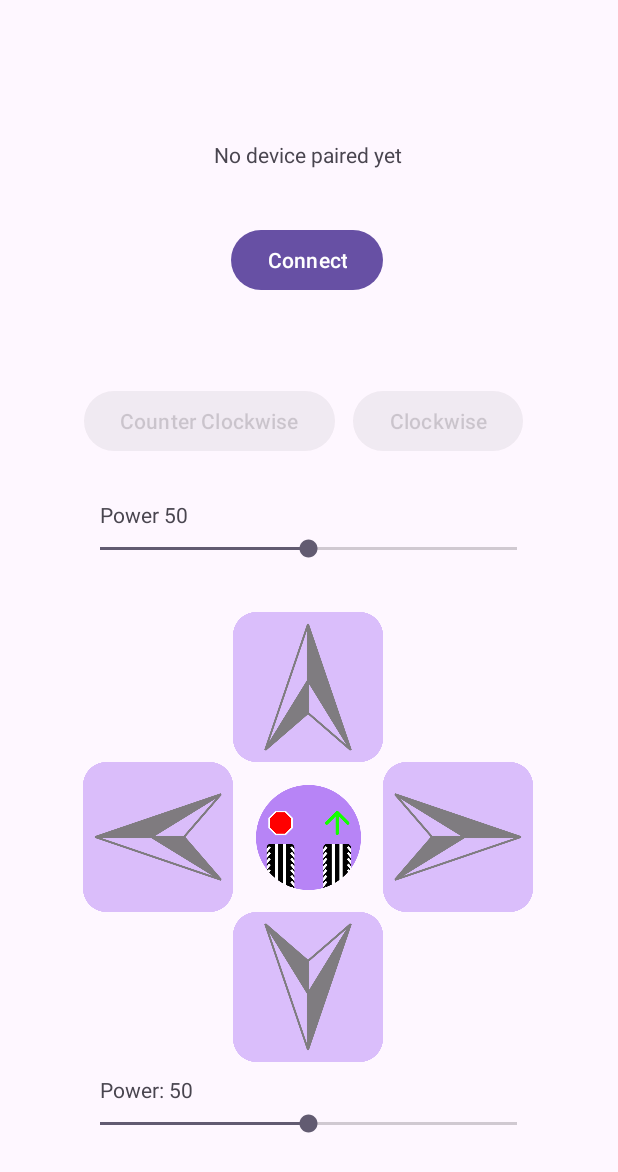
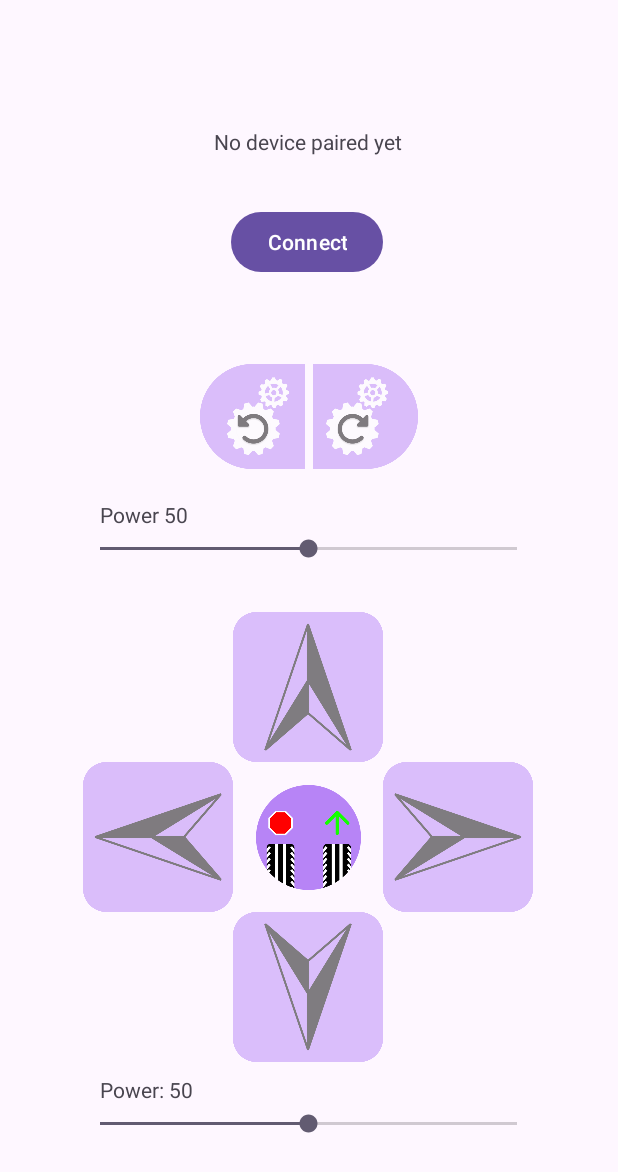
Before and after one commit to heliguy4599/ev3proj, an Android app: the screen it shows after launch (MainActivity), on a phone screen of 412 x 824 dp. Shown: the top 1172 px of the screen. Run offline under Robolectric (Android 15) with nearby library versions, the phone set to English and light mode, and no system bars.

Commit message:
Update to latest

```diff
--- a/app/src/main/java/com/example/ev3proj/MainActivity.java
+++ b/app/src/main/java/com/example/ev3proj/MainActivity.java
@@ -20,8 +20,6 @@ import android.widget.SeekBar;
 import android.widget.TextView;
 import android.widget.Toast;
 
-import org.w3c.dom.Text;
-
 import java.io.InputStream;
 import java.io.OutputStream;
 import java.util.Iterator;
@@ -42,15 +40,15 @@ public class MainActivity extends AppCompatActivity {
 
     TextView statusText;
     boolean isConnected = false;
-    boolean pivotTurn = false;
+    boolean spinTurn = false;
     long lastDisconnect = 0;
     ImageButton rightButton;
     ImageButton leftButton;
     ImageButton forwardButton;
     ImageButton backwardButton;
     Button bluetooth_button;
-    Button clockwiseButton;
-    Button counterClockwiseButton;
+    ImageButton clockwiseButton;
+    ImageButton counterClockwiseButton;
     ImageButton turnTypeButton;
 
     public void connectStatusUpdater() {
@@ -100,7 +98,6 @@ public class MainActivity extends AppCompatActivity {
             private Handler mHandler;
             @Override
             public boolean onTouch(View v, MotionEvent event) {
-                statusText.setText("" + event.getAction());
                 switch (event.getAction()) {
                     case MotionEvent.ACTION_DOWN:
                         if (mHandler != null) return true;
@@ -138,7 +135,6 @@ public class MainActivity extends AppCompatActivity {
             private Handler mHandler;
             @Override
             public boolean onTouch(View v, MotionEvent event) {
-                statusText.setText("" + event.getAction());
                 switch (event.getAction()) {
                     case MotionEvent.ACTION_DOWN:
                         if (mHandler != null) return true;
@@ -187,8 +183,8 @@ public class MainActivity extends AppCompatActivity {
         leftButton = (ImageButton) findViewById(R.id.leftButton);
         forwardButton = (ImageButton) findViewById(R.id.forwardButton);
         backwardButton = (ImageButton) findViewById(R.id.backwardButton);
-        clockwiseButton = (Button) findViewById(R.id.clockwise);
-        counterClockwiseButton = (Button) findViewById(R.id.counterclockwise);
+        clockwiseButton = (ImageButton) findViewById(R.id.clockwise);
+        counterClockwiseButton = (ImageButton) findViewById(R.id.counterclockwise);
         turnTypeButton = (ImageButton) findViewById(R.id.turnTypeButton);
 
         connectStatusUpdater();
@@ -213,24 +209,22 @@ public class MainActivity extends AppCompatActivity {
 
         setButtonListenerMoveMotor(forwardButton, 0x06, powerSlider, 1);
         setButtonListenerMoveMotor(backwardButton, 0x06, powerSlider, -1);
-        setButtonListenerMoveMotor(leftButton, 0x02, powerSlider, 1);
-        setButtonListenerMoveMotor(rightButton, 0x04, powerSlider, 1);
+        setButtonListenerMoveMotor(leftButton, 0x04, powerSlider, 1);
+        setButtonListenerMoveMotor(rightButton, 0x02, powerSlider, 1);
         setButtonListenerMoveMotor(clockwiseButton, 0x01, rotationSlider, 1);
         setButtonListenerMoveMotor(counterClockwiseButton, 0x01, rotationSlider, -1);
 
         turnTypeButton.setOnClickListener(new View.OnClickListener(){
             @Override
             public void onClick(View v) {
-                if (pivotTurn) {
-                    // Switch to basic turn
-                    statusText.setText("iojhjsdghujiosdfghjk");
-                    pivotTurn = false;
-                    turnTypeButton.setBackground(ContextCompat.getDrawable(getApplicationContext(), R.drawable.basic_turn));
+                if (spinTurn) {
+                    // Switch to pivot turn
+                    spinTurn = false;
+                    turnTypeButton.setBackground(ContextCompat.getDrawable(getApplicationContext(), R.drawable.pivot_turn));
                 } else {
-                    // Switch to pivot turn
-                    pivotTurn = true;
-                    statusText.setText(":)");
-                    turnTypeButton.setBackground(ContextCompat.getDrawable(getApplicationContext(), R.drawable.pivot_turn));
+                    // Switch to spin turn
+                    spinTurn = true;
+                    turnTypeButton.setBackground(ContextCompat.getDrawable(getApplicationContext(), R.drawable.spin_turn));
                 }
             }
         });
--- a/app/src/main/res/layout/activity_main.xml
+++ b/app/src/main/res/layout/activity_main.xml
@@ -23,21 +23,12 @@
         android:layout_width="wrap_content"
         android:layout_height="wrap_content"
         android:text="Connect"
-        app:layout_constraintBottom_toTopOf="@+id/counterclockwise"
+        app:layout_constraintBottom_toTopOf="@+id/space"
         app:layout_constraintEnd_toEndOf="parent"
         app:layout_constraintHorizontal_bias="0.496"
         app:layout_constraintStart_toStartOf="parent"
         app:layout_constraintTop_toTopOf="parent"
-        app:layout_constraintVertical_bias="0.715" />
-
-    <Button
-        android:id="@+id/clockwise"
-        android:layout_width="wrap_content"
-        android:layout_height="wrap_content"
-        android:layout_marginStart="12dp"
-        android:text="Clockwise"
-        app:layout_constraintBottom_toBottomOf="@+id/counterclockwise"
-        app:layout_constraintStart_toEndOf="@+id/counterclockwise" />
+        app:layout_constraintVertical_bias="0.705" />
 
     <SeekBar
         android:id="@+id/rortationSlider"
@@ -64,17 +55,6 @@
         app:layout_constraintHorizontal_bias="0.495"
         app:layout_constraintStart_toStartOf="parent"
         app:layout_constraintTop_toTopOf="@+id/backwardButton" />
-
-    <Button
-        android:id="@+id/counterclockwise"
-        android:layout_width="wrap_content"
-        android:layout_height="wrap_content"
-        android:layout_marginBottom="52dp"
-        android:text="Counter Clockwise"
-        app:layout_constraintBottom_toTopOf="@+id/rortationSlider"
-        app:layout_constraintEnd_toEndOf="parent"
-        app:layout_constraintHorizontal_bias="0.23"
-        app:layout_constraintStart_toStartOf="parent" />
 
     <ImageButton
         android:id="@+id/leftButton"
@@ -153,7 +133,7 @@
         android:id="@+id/turnTypeButton"
         android:layout_width="70dp"
         android:layout_height="70dp"
-        android:background="@drawable/basic_turn"
+        android:background="@drawable/pivot_turn"
         android:padding="0dp"
         android:scaleType="fitCenter"
         app:layout_constraintBottom_toTopOf="@+id/backwardButton"
@@ -161,4 +141,35 @@
         app:layout_constraintStart_toEndOf="@+id/leftButton"
         app:layout_constraintTop_toBottomOf="@+id/forwardButton" />
 
+    <ImageButton
+        android:id="@+id/clockwise"
+        android:layout_width="70dp"
+        android:layout_height="70dp"
+        android:background="@drawable/cw"
+        android:padding="0dp"
+        android:scaleType="fitCenter"
+        app:layout_constraintStart_toEndOf="@+id/space"
+        app:layout_constraintTop_toTopOf="@+id/space"
+        app:srcCompat="@drawable/cw" />
+
+    <ImageButton
+        android:id="@+id/counterclockwise"
+        android:layout_width="70dp"
+        android:layout_height="70dp"
+        android:background="@drawable/ccw"
+        android:padding="0dp"
+        android:scaleType="fitCenter"
+        app:layout_constraintEnd_toStartOf="@+id/space"
+        app:layout_constraintTop_toTopOf="@+id/space"
+        app:srcCompat="@drawable/ccw" />
+
+    <Space
+        android:id="@+id/space"
+        android:layout_width="5dp"
+        android:layout_height="70dp"
+        android:layout_marginBottom="44dp"
+        app:layout_constraintBottom_toTopOf="@+id/rortationSlider"
+        app:layout_constraintEnd_toEndOf="parent"
+        app:layout_constraintStart_toStartOf="parent" />
+
 </androidx.constraintlayout.widget.ConstraintLayout>
```
Also changed, not shown: app/src/main/res/drawable/basic_turn.png (deleted), app/src/main/res/drawable/ccw.png (added), app/src/main/res/drawable/cw.png (added), app/src/main/res/drawable/pivot_turn.png, app/src/main/res/drawable/spin_turn.png (added).
